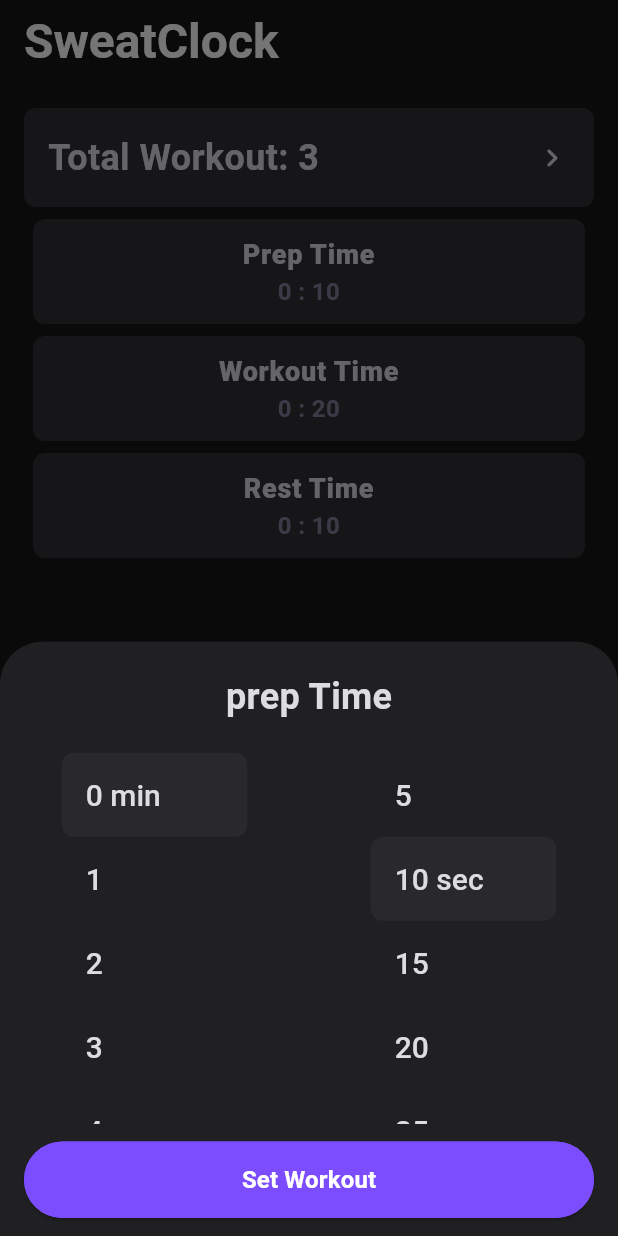
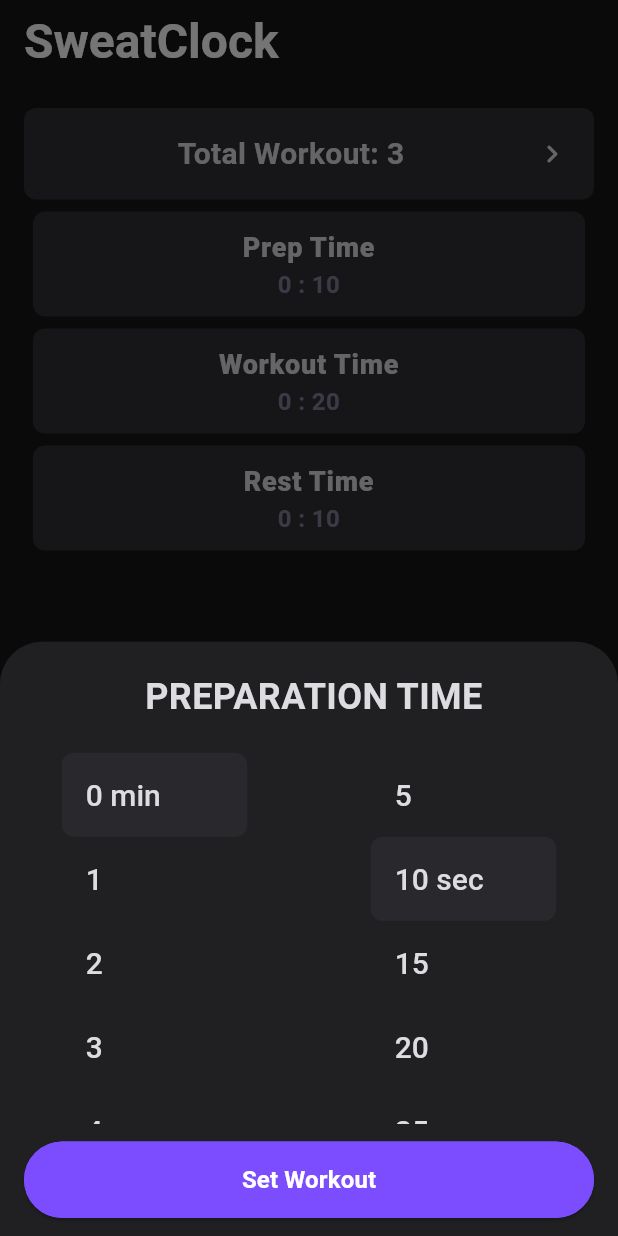
Before and after one commit to Adityaverma1998/sweat_clock, a Flutter app: the screen it shows after launch, after a tap on "Prep Time", on a phone screen of 412 x 824 dp. Run offline on Flutter 3.47's test engine with Material 3 defaults, Android fonts, the phone set to English and light mode, and no system bars; our stand-ins replace audioplayers, lottie.

Commit message:
fix: fixes in ui

```diff
--- a/lib/providers/home.dart
+++ b/lib/providers/home.dart
@@ -17,7 +17,7 @@ class Home with ChangeNotifier {
 
   bool isRestComplete = false;
   bool isPrepComplete = true;
-  bool isWorkComplete = true;
+  bool isWorkComplete = false;
 
   void changeIsWorkoutPaused(bool value) {
     isWorkoutPaused =value;
@@ -28,6 +28,7 @@ class Home with ChangeNotifier {
     isRestComplete = false;
     isPrepComplete = false;
     isWorkComplete = false;
+    currentWorkoutStage =1;
     notifyListeners();
   }
 
--- a/lib/screen/congratulation_screen.dart
+++ b/lib/screen/congratulation_screen.dart
@@ -1,6 +1,8 @@
 import 'package:audioplayers/audioplayers.dart';
 import 'package:flutter/material.dart';
 import 'package:lottie/lottie.dart';
+import 'package:provider/provider.dart';
+import 'package:stop_watch/providers/home.dart';
 import 'package:stop_watch/screen/home_screen.dart';
 import 'package:stop_watch/widgets/custom_button.dart';
 
@@ -64,6 +66,9 @@ class CongratulationScreen extends StatelessWidget {
             ),
             const SizedBox(height: 20),
            CustomButton(name: 'GO Back', callback: (){
+             final home  = Provider.of<Home>(context, listen: false);
+                home.changeAllValues();
+
              Navigator.of(context).pushAndRemoveUntil(
                   MaterialPageRoute(builder: (contex) => const HomeScreen()),
                    (route) => false,
--- a/lib/screen/home_screen.dart
+++ b/lib/screen/home_screen.dart
@@ -59,12 +59,14 @@ class _TotalWorkoutTile extends StatelessWidget {
             color: Color(0xFF303134),
             borderRadius: BorderRadius.all(Radius.circular(8.0))),
         child: Row(
+          mainAxisAlignment: MainAxisAlignment.center,
           children: [
+             const Spacer(),
             Text(
               "Total Workout: ${home.totalWorkout}",
               style: const TextStyle(
                 fontWeight: FontWeight.bold,
-                fontSize: 24.0,
+                fontSize: 20.0,
                 color: Color(0xFFDDDDE1),
               ),
             ),
@@ -91,7 +93,7 @@ class WorkoutDetails extends StatelessWidget {
         WorkoutListTile(
           title: 'Prep Time',
           time: '${home.prepMin} : ${home.prepSec}',
-          onTap: () => showTimePickerBottomSheet(context, 'prep'),
+          onTap: () => showTimePickerBottomSheet(context, 'preparation'),
         ),
         const SizedBox(height: 8.0),
         WorkoutListTile(
--- a/lib/widgets/set_time_bottom_sheet.dart
+++ b/lib/widgets/set_time_bottom_sheet.dart
@@ -11,7 +11,7 @@ void showTimePickerBottomSheet(BuildContext context, String timerType) {
   int selectedSec = secValues[0];
   final home = context.read<Home>();
 
-  if (timerType == "prep") {
+  if (timerType == "preparation") {
     selectedMin = home.prepMin;
     selectedSec = home.prepSec;
   } else if (timerType == "workout") {
@@ -33,7 +33,7 @@ void showTimePickerBottomSheet(BuildContext context, String timerType) {
             children: <Widget>[
               const SizedBox(height: 20),
               Text(
-                '$timerType Time',
+               ' ${timerType.toUpperCase()} TIME',
                 style: const TextStyle(
                     color: Color(0xFFDDDDE1),
                     fontSize: 24,
@@ -64,7 +64,7 @@ void showTimePickerBottomSheet(BuildContext context, String timerType) {
                             setState(() {
                               selectedMin = minValues[index];
                             });
-                            if (timerType == "prep") {
+                            if (timerType == "preparation") {
                               home.changePrepMin(selectedMin);
                             } else if (timerType == "workout") {
                               home.changeWorkoutMin(selectedMin);
@@ -105,7 +105,7 @@ void showTimePickerBottomSheet(BuildContext context, String timerType) {
                               selectedSec = secValues[index];
                             });
                             final home = context.read<Home>();
-                            if (timerType == "prep") {
+                            if (timerType == "preparation") {
                               home.changePrepSec(selectedSec);
                             } else if (timerType == "workout") {
                               home.changeWorkoutSec(selectedSec);
```
Also changed, not shown: lib/widgets/workout_progress.dart (+26 -11 lines).
